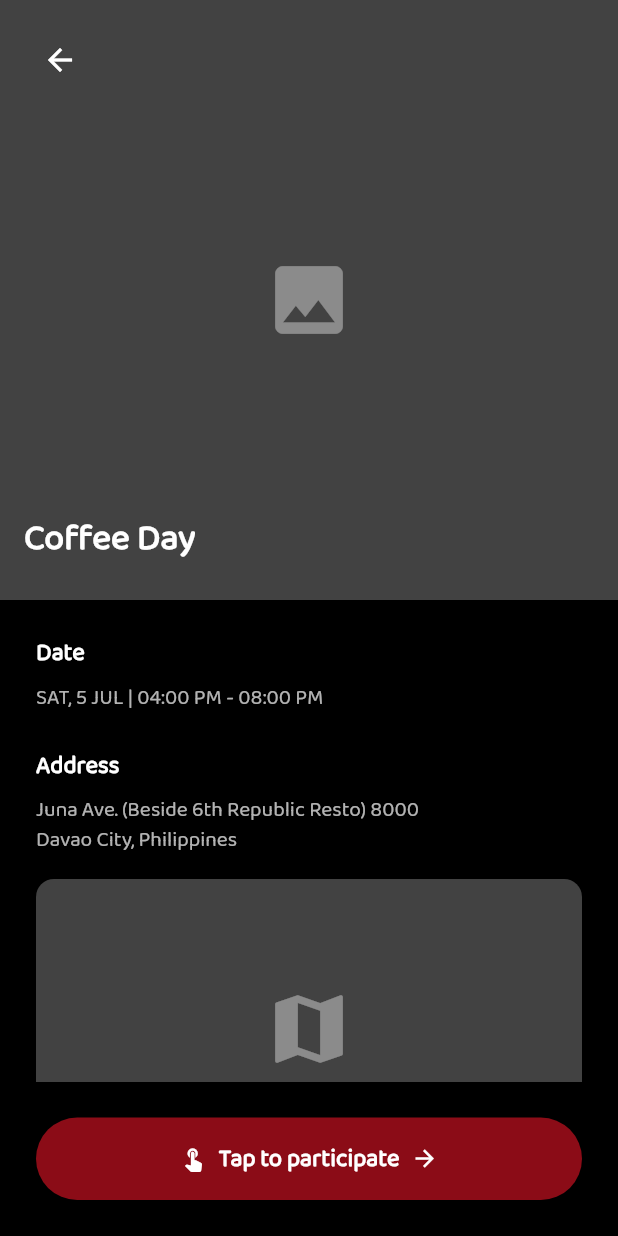
After one commit to lansoyyy/CoFi, a Flutter app: the EventDetailsScreen screen opened directly, on a phone screen of 412 x 824 dp. The commit adds this screen. Run offline on Flutter 3.47's test engine with Material 3 defaults, Android fonts, the phone set to English and light mode, and no system bars; our stand-ins replace fluttertoast, font_awesome_flutter.

Commit message:
added subscreens for community tab

```diff
--- a/lib/main.dart
+++ b/lib/main.dart
@@ -2,7 +2,7 @@ import 'package:cofi/screens/auth/landing_screen.dart';
 import 'package:flutter/material.dart';
 import 'screens/auth/splash_screen.dart';
 import 'screens/auth/signup_screen.dart';
-import 'screens/cafe_details_screen.dart';
+import 'screens/subscreens/cafe_details_screen.dart';
 import 'utils/colors.dart';
 
 void main() {
--- a/lib/screens/cafe_details_screen.dart
+++ b/lib/screens/subscreens/cafe_details_screen.dart
@@ -1,6 +1,6 @@
 import 'package:flutter/material.dart';
-import '../widgets/text_widget.dart';
-import '../utils/colors.dart';
+import '../../widgets/text_widget.dart';
+import '../../utils/colors.dart';
 import 'reviews_screen.dart';
 import 'log_visit_screen.dart';
 import 'write_review_screen.dart';
--- /dev/null
+++ b/lib/screens/subscreens/event_details_screen.dart
@@ -0,0 +1,183 @@
+import 'package:flutter/material.dart';
+import '../../../widgets/text_widget.dart';
+import '../../../utils/colors.dart';
+
+class EventDetailsScreen extends StatelessWidget {
+  const EventDetailsScreen({Key? key}) : super(key: key);
+
+  @override
+  Widget build(BuildContext context) {
+    return Scaffold(
+      backgroundColor: Colors.black,
+      body: SafeArea(
+        child: Column(
+          children: [
+            Expanded(
+              child: ListView(
+                children: [
+                  // Event Image
+                  Stack(
+                    children: [
+                      Container(
+                        height: 400,
+                        width: double.infinity,
+                        color: Colors.grey[800],
+                        child: const Center(
+                          child: Icon(Icons.image,
+                              color: Colors.white38, size: 60),
+                        ),
+                      ),
+                      Positioned(
+                        top: 16,
+                        left: 16,
+                        child: IconButton(
+                          icon:
+                              const Icon(Icons.arrow_back, color: Colors.white),
+                          onPressed: () {
+                            Navigator.pop(context);
+                          },
+                        ),
+                      ),
+                      Positioned(
+                        left: 16,
+                        bottom: 24,
+                        child: Column(
+                          crossAxisAlignment: CrossAxisAlignment.start,
+                          children: [
+                            TextWidget(
+                              text: 'Coffee Day',
+                              fontSize: 24,
+                              color: Colors.white,
+                              isBold: true,
+                            ),
+                          ],
+                        ),
+                      ),
+                    ],
+                  ),
+                  const SizedBox(height: 24),
+                  Padding(
+                    padding: const EdgeInsets.symmetric(horizontal: 24),
+                    child: Column(
+                      crossAxisAlignment: CrossAxisAlignment.start,
+                      children: [
+                        // Date Section
+                        TextWidget(
+                          text: 'Date',
+                          fontSize: 16,
+                          color: Colors.white,
+                          isBold: true,
+                        ),
+                        const SizedBox(height: 8),
+                        TextWidget(
+                          text: 'SAT, 5 JUL | 04:00 PM - 08:00 PM',
+                          fontSize: 14,
+                          color: Colors.white70,
+                        ),
+                        const SizedBox(height: 24),
+
+                        // Address Section
+                        TextWidget(
+                          text: 'Address',
+                          fontSize: 16,
+                          color: Colors.white,
+                          isBold: true,
+                        ),
+                        const SizedBox(height: 8),
+                        TextWidget(
+                          text:
+                              'Juna Ave. (Beside 6th Republic Resto) 8000\nDavao City, Philippines',
+                          fontSize: 14,
+                          color: Colors.white70,
+                        ),
+                        const SizedBox(height: 16),
+
+                        // Map placeholder
+                        Container(
+                          height: 200,
+                          width: double.infinity,
+                          decoration: BoxDecoration(
+                            borderRadius: BorderRadius.circular(12),
+                            color: Colors.grey[800],
+                          ),
+                          child: const Center(
+                            child: Icon(Icons.map,
+                                color: Colors.white38, size: 60),
+                          ),
+                        ),
+                        const SizedBox(height: 24),
+
+                        // About Section
+                        TextWidget(
+                          text: 'About',
+                          fontSize: 16,
+                          color: Colors.white,
+                          isBold: true,
+                        ),
+                        const SizedBox(height: 8),
+                        TextWidget(
+                          text:
+                              'Lorem ipsum dolor sit amet, consectetur adipiscing elit. Suspendisse dictum nisl eget pretium laoreet. Vestibulum blandit at orci. Condimentum suscipit. Suspendisse lectus libero mauris cursus in, sit viverra mollis ipsum est molestie massa. Bibendum ut. Aliquam morbi placerat lorem dolor congue justo faucibus. Ac lacus mi laoreet, eget rutrum risus sit nec donec fringilla varius odio, vitae fringilla elit dapibus quis.',
+                          fontSize: 14,
+                          color: Colors.white70,
+                        ),
+                        const SizedBox(height: 24),
+
+                        // Email Section
+                        TextWidget(
+                          text: 'Email',
+                          fontSize: 16,
+                          color: Colors.white,
+                          isBold: true,
+                        ),
+                        const SizedBox(height: 8),
+                        TextWidget(
+                          text: 'SampleCafe@yopmail.com',
+                          fontSize: 14,
+                          color: Colors.white,
+                        ),
+                        const SizedBox(height: 100), // Space for button
+                      ],
+                    ),
+                  ),
+                ],
+              ),
+            ),
+            // Bottom Button
+            Padding(
+              padding: const EdgeInsets.all(24),
+              child: SizedBox(
+                width: double.infinity,
+                child: ElevatedButton(
+                  onPressed: () {},
+                  style: ElevatedButton.styleFrom(
+                    backgroundColor: primary,
+                    padding: const EdgeInsets.symmetric(vertical: 16),
+                    shape: RoundedRectangleBorder(
+                      borderRadius: BorderRadius.circular(30),
+                    ),
+                  ),
+                  child: Row(
+                    mainAxisAlignment: MainAxisAlignment.center,
+                    children: [
+                      const Icon(Icons.touch_app, color: Colors.white),
+                      const SizedBox(width: 8),
+                      TextWidget(
+                        text: 'Tap to participate',
+                        fontSize: 16,
+                        color: Colors.white,
+                        isBold: true,
+                      ),
+                      const SizedBox(width: 8),
+                      const Icon(Icons.arrow_forward, color: Colors.white),
+                    ],
+                  ),
+                ),
+              ),
+            ),
+          ],
+        ),
+      ),
+    );
+  }
+}
--- a/lib/screens/review_shop_screen.dart
+++ b/lib/screens/subscreens/review_shop_screen.dart
@@ -1,6 +1,6 @@
 import 'package:cofi/utils/colors.dart';
 import 'package:flutter/material.dart';
-import '../widgets/text_widget.dart';
+import '../../widgets/text_widget.dart';
 
 class ReviewShopScreen extends StatelessWidget {
   const ReviewShopScreen({Key? key}) : super(key: key);
--- a/lib/screens/reviews_screen.dart
+++ b/lib/screens/subscreens/reviews_screen.dart
@@ -1,6 +1,6 @@
 import 'package:cofi/utils/colors.dart';
 import 'package:flutter/material.dart';
-import '../widgets/text_widget.dart';
+import '../../widgets/text_widget.dart';
 
 class ReviewsScreen extends StatelessWidget {
   const ReviewsScreen({Key? key}) : super(key: key);
--- a/lib/screens/tabs/explore_tab.dart
+++ b/lib/screens/tabs/explore_tab.dart
@@ -1,4 +1,4 @@
-import 'package:cofi/screens/cafe_details_screen.dart';
+import 'package:cofi/screens/subscreens/cafe_details_screen.dart';
 import 'package:cofi/utils/colors.dart';
 import 'package:flutter/material.dart';
 import 'package:font_awesome_flutter/font_awesome_flutter.dart';
```
Also changed, not shown: lib/screens/job_details_screen.dart (added, +173 -0 lines), lib/screens/subscreens/log_visit_screen.dart (renamed from lib/screens/write_review_screen.dart, +23 -42 lines), lib/screens/subscreens/write_review_screen.dart (renamed from lib/screens/log_visit_screen.dart, +41 -22 lines), lib/screens/tabs/community_tab.dart (+33 -8 lines), 1 other file.
